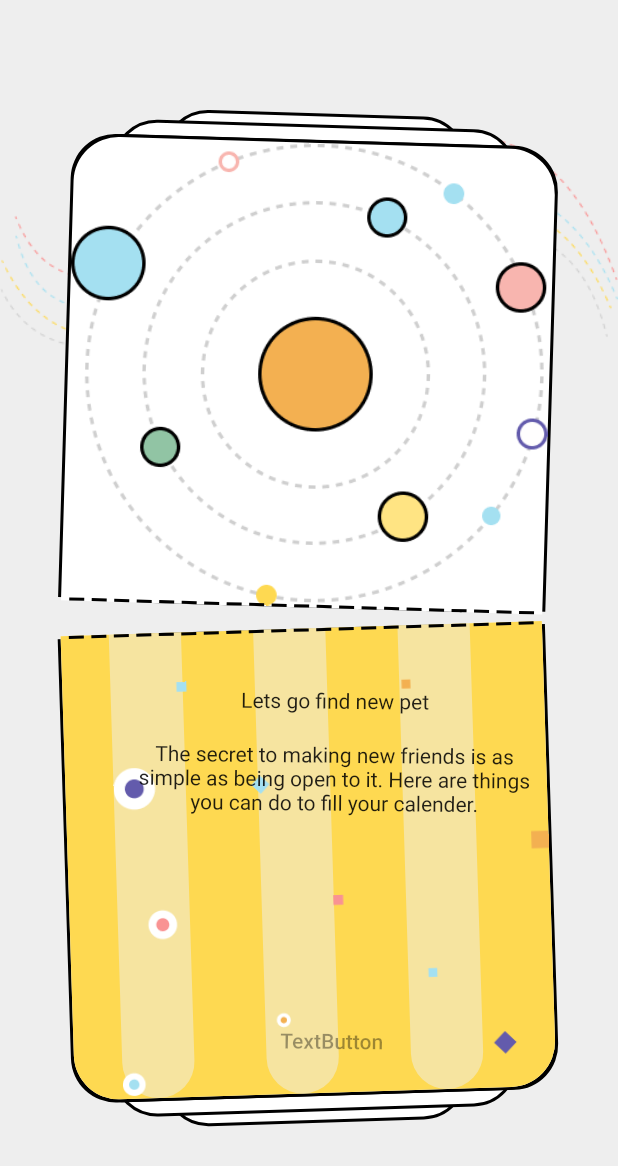
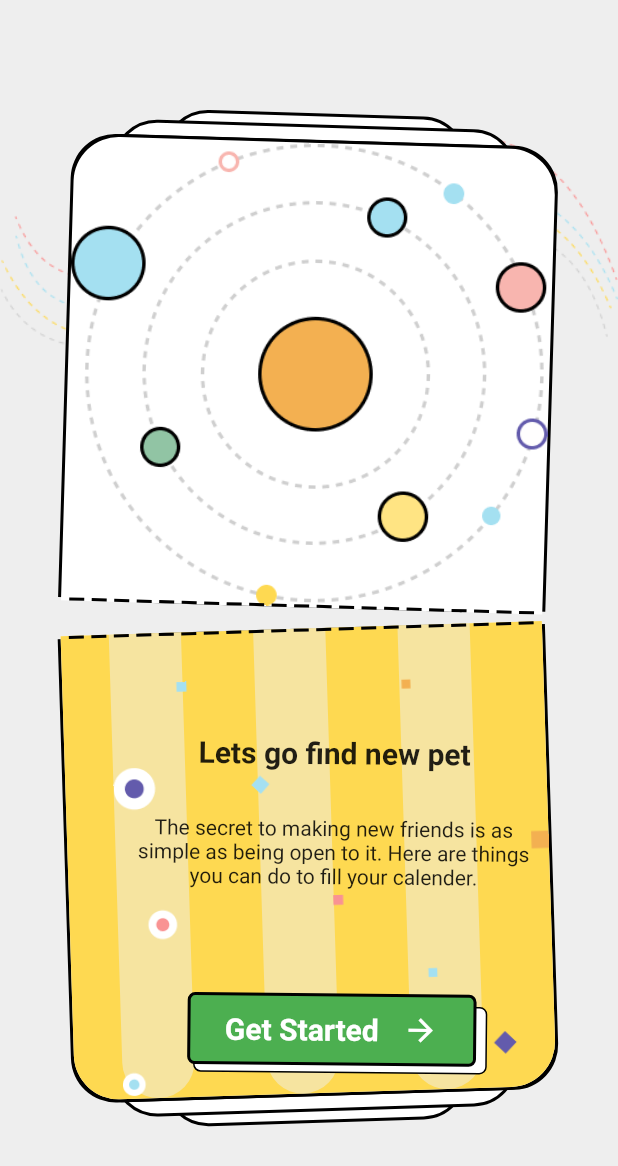
Before and after one commit to Ianodad/pet-finder-app-dribble-clone, a Flutter app: the screen it shows after launch, on a phone screen of 412 x 824 dp. Shown: the top 1166 px of the screen. Run offline on Flutter 3.47's test engine with Material 2 defaults, Android fonts, the phone set to English and light mode, and no system bars.

Commit message:
added login screen

```diff
--- a/lib/Screens/Welcome/widget/body.dart
+++ b/lib/Screens/Welcome/widget/body.dart
@@ -5,6 +5,8 @@ import 'package:pet_finder_app/Screens/Welcome/widget/background.dart';
 import 'package:pet_finder_app/Screens/Welcome/widget/stacked_cards.dart';
 // import 'package:flutter_svg/svg.dart';
 import 'package:pet_finder_app/utils/color_constants.dart';
+
+import 'package:pet_finder_app/Screens/signin.dart';
 
 class Body extends StatelessWidget {
   const Body({Key? key}) : super(key: key);
@@ -78,8 +80,16 @@ class Body extends StatelessWidget {
                                   mainAxisAlignment: MainAxisAlignment.center,
                                   crossAxisAlignment: CrossAxisAlignment.center,
                                   children: [
-                                    Text("Lets go find new pet"),
-                                    SizedBox(height: 20),
+                                    SizedBox(
+                                        height: constraints.maxHeight * .1),
+                                    Text(
+                                      "Lets go find new pet",
+                                      style: TextStyle(
+                                          fontSize: 20,
+                                          fontWeight: FontWeight.bold),
+                                    ),
+                                    SizedBox(
+                                        height: constraints.maxHeight * .1),
                                     Expanded(
                                       flex: 1,
                                       child: Text(
@@ -87,10 +97,76 @@ class Body extends StatelessWidget {
                                         textAlign: TextAlign.center,
                                       ),
                                     ),
-                                    TextButton(
-                                      onPressed: null,
-                                      child: Text('TextButton'),
-                                    )
+                                    Stack(
+                                      children: [
+                                        Positioned(
+                                          top: 16,
+                                          left: 12,
+                                          width: constraints.maxWidth * .61,
+                                          height: 45,
+                                          child: Container(
+                                            height: 33,
+                                            decoration: BoxDecoration(
+                                              color: Colors.white,
+                                              borderRadius:
+                                                  BorderRadius.circular(5),
+                                              border: Border.all(
+                                                  color: Colors.black,
+                                                  width: 1.0),
+                                            ),
+                                            child: const Text(
+                                              'Get Started',
+                                              style: TextStyle(
+                                                  color: Colors.white,
+                                                  fontSize: 13.0),
+                                            ),
+                                          ),
+                                        ),
+                                        TextButton(
+                                          onPressed: () {
+                                            Navigator.push(
+                                              context,
+                                              MaterialPageRoute(
+                                                builder: (context) {
+                                                  return SigninScreen();
+                                                },
+                                              ),
+                                            );
+                                          },
+                                          child: Container(
+                                            width: constraints.maxWidth * .6,
+                                            decoration: BoxDecoration(
+                                              color: Colors.green,
+                                              borderRadius:
+                                                  BorderRadius.circular(5),
+                                              border: Border.all(
+                                                  color: Colors.black,
+                                                  width: 2.0),
+                                            ),
+                                            padding: const EdgeInsets.symmetric(
+                                                vertical: 10, horizontal: 15),
+                                            child: Row(
+                                              mainAxisAlignment:
+                                                  MainAxisAlignment.spaceAround,
+                                              children: <Widget>[
+                                                Text(
+                                                  'Get Started',
+                                                  style: TextStyle(
+                                                    fontSize: 20,
+                                                    fontWeight: FontWeight.w700,
+                                                    color: Colors.white,
+                                                  ),
+                                                ),
+                                                Icon(
+                                                  Icons.arrow_forward,
+                                                  color: Colors.white,
+                                                )
+                                              ],
+                                            ),
+                                          ),
+                                        )
+                                      ],
+                                    ),
                                   ],
                                 ),
                               ),
--- a/lib/Screens/signin.dart
+++ b/lib/Screens/signin.dart
@@ -0,0 +1,16 @@
+import 'package:flutter/cupertino.dart';
+import 'package:flutter/material.dart';
+
+class SigninScreen extends StatefulWidget {
+  const SigninScreen({Key? key}) : super(key: key);
+
+  @override
+  _SigninState createState() => _SigninState();
+}
+
+class _SigninState extends State<SigninScreen> {
+  @override
+  Widget build(BuildContext context) {
+    return Container();
+  }
+}
```
